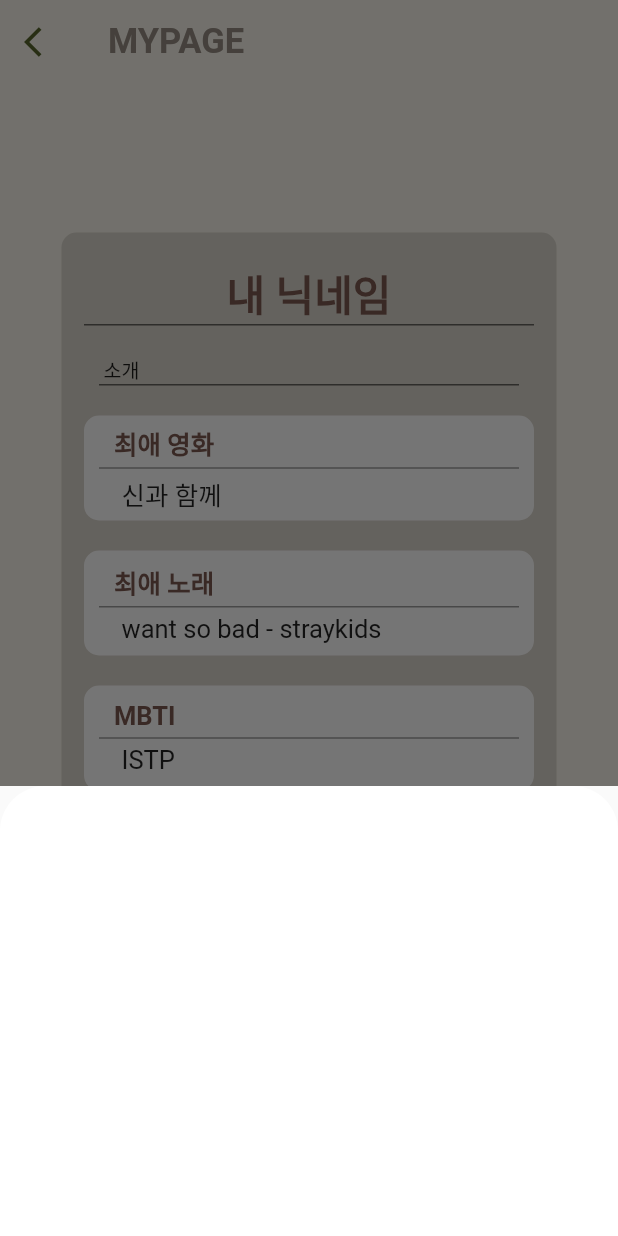
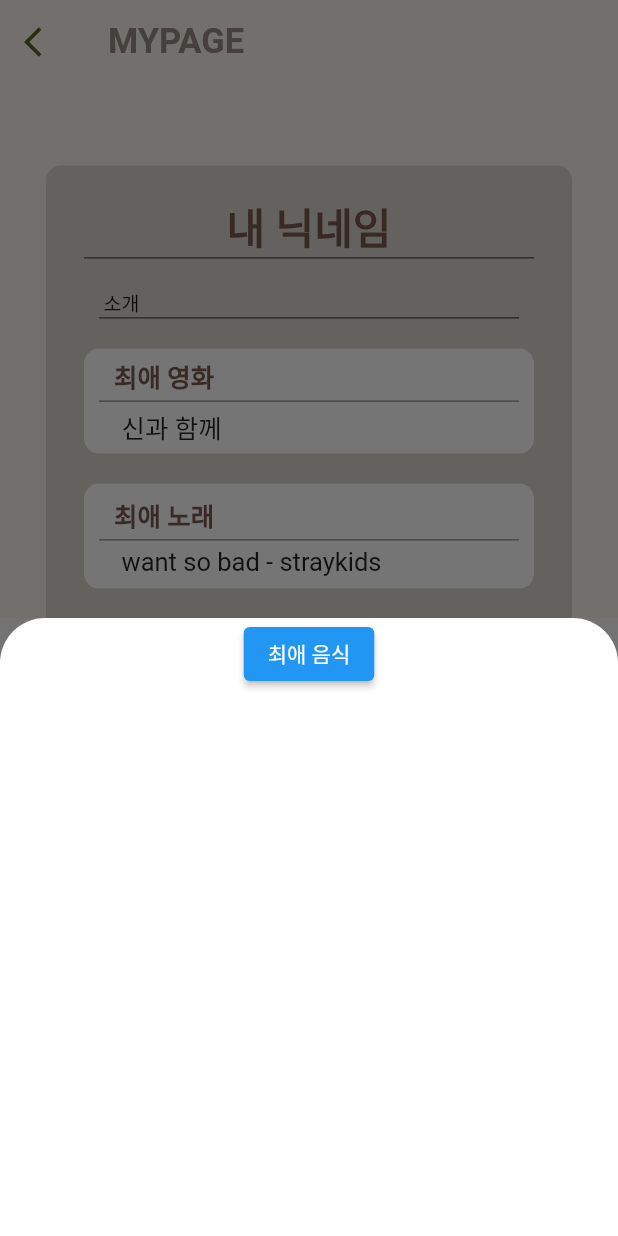
Before and after one commit to Emo-D-Project/Client1, a Flutter app: the mypage screen opened directly, after a tap on the "add circle" icon, on a phone screen of 412 x 824 dp. Run offline on Flutter 3.47's test engine with Material 2 defaults, Android fonts, the phone set to English and light mode, and no system bars; Roboto replaces fonts that are missing (cafe).

Commit message:
[front] 마이페이지 질문 추가

```diff
--- a/lib/mypage.dart
+++ b/lib/mypage.dart
@@ -11,6 +11,9 @@ class mypage extends StatefulWidget {
 class _mypageState extends State<mypage> {
   @override
   Widget build(BuildContext context) {
+    final sizeX = MediaQuery.of(context).size.width;
+    final sizeY = MediaQuery.of(context).size.height;
+
     return Scaffold(
       backgroundColor: Color(0xFFF8F5EB),
       appBar: AppBar(
@@ -30,6 +33,7 @@ class _mypageState extends State<mypage> {
       ),
       body: Center(
         child: Container(
+          width: sizeX*0.9, height: sizeY*0.8,
           decoration: BoxDecoration(
             color: Color(0xFFF8F5EB),
           ),
@@ -238,17 +242,56 @@ class _mypageState extends State<mypage> {
 }
 
 void plusDialog(context) {
+  final sizeY = MediaQuery.of(context).size.height;
+
   showModalBottomSheet(
     context: context,
     builder: (BuildContext context) {
       return Container(
-        height: 300,
-        decoration: BoxDecoration(
-          color: Colors.white,
-          borderRadius: BorderRadius.only(
-              topLeft: Radius.circular(30), topRight: Radius.circular(30)),
+        height: sizeY*0.5,
+        color: Color(0xFF737373),
+        child: Container(
+          decoration: BoxDecoration(
+            color: Colors.white,
+            borderRadius: BorderRadius.only(
+              topLeft: Radius.circular(30),
+              topRight: Radius.circular(30),
+            ),
+          ),
+          child: Column(
+            children: [
+              ElevatedButton(
+                  onPressed: (){
+                    _showDialog(context);
+                  },
+                  child: Text("최애 음식"),
+              ),
+              //TextButton(onPressed: onPressed, child: child),
+              //TextButton(onPressed: onPressed, child: child),
+              //TextButton(onPressed: onPressed, child: child),
+              //TextButton(onPressed: onPressed, child: child),
+            ],
+          ),
         ),
       );
     },
   );
 }
+
+Future<dynamic> _showDialog(BuildContext context) {
+  return showDialog(
+    context: context,
+    builder: (BuildContext context) => AlertDialog(
+      title: Text('최애 음식'),
+      content: TextField(),
+      actions: [
+        ElevatedButton(
+            onPressed: () => Navigator.of(context).pop(),
+            child: Text('취소')),
+        ElevatedButton(
+            onPressed: () => Navigator.of(context).pop(),
+            child: Text('확인')),
+      ],
+    ),
+  );
+}
```
Also changed, not shown: pubspec.lock.
